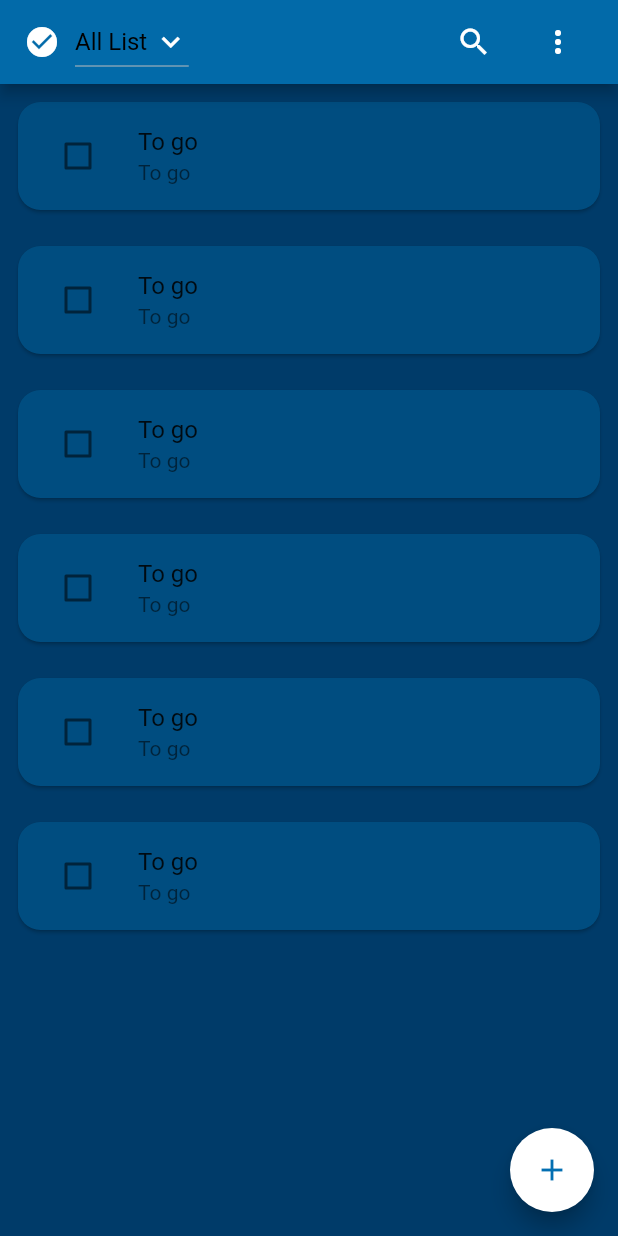
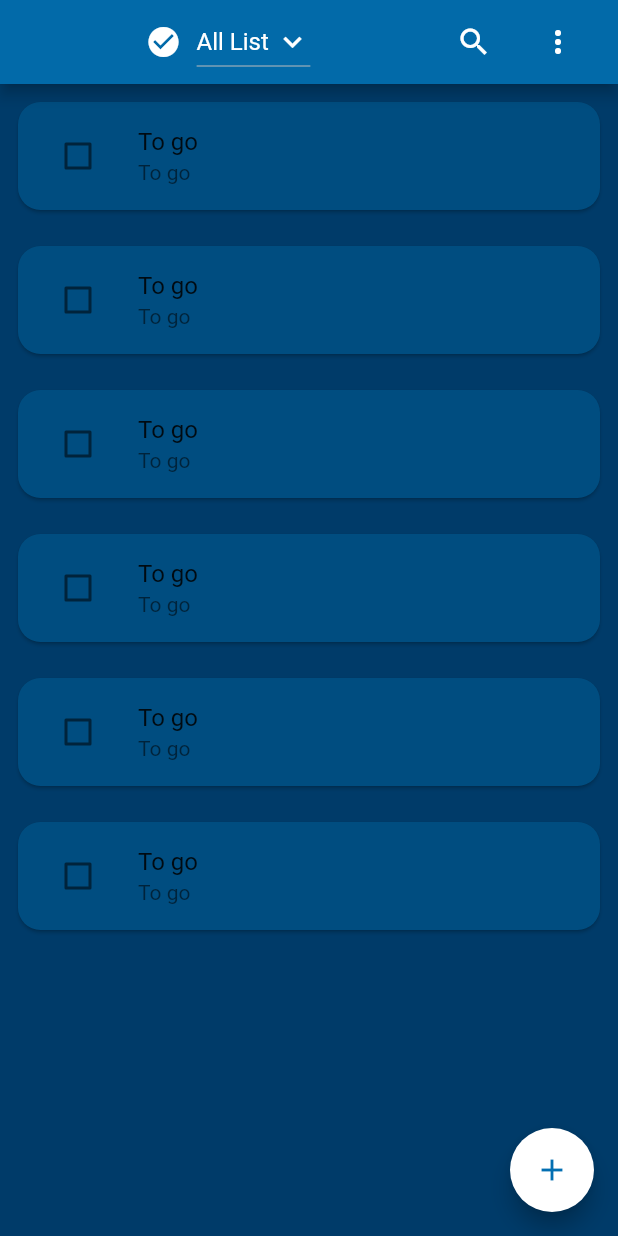
Before and after one commit to MFY2000/Jawan-Pakistan_Mobile-Hybrid-App-Dev-Using-Flutter_, a Flutter app: the screen it shows after launch, on a phone screen of 412 x 824 dp. Run offline on Flutter 3.47's test engine with Material 2 defaults, Android fonts, the phone set to English and light mode, and no system bars; our stand-ins replace font_awesome_flutter.

Commit message:
MFY auto commit at 07/11/2021 10:00:57

```diff
--- a/Tasks/Task09 (Todo App)/todo_app_1/lib/Custom/listType.dart
+++ b/Tasks/Task09 (Todo App)/todo_app_1/lib/Custom/listType.dart
@@ -19,6 +19,7 @@ class _listTypeState extends State<listType> {
   @override
   Widget build(BuildContext context) {
     return Row(
+      mainAxisAlignment: MainAxisAlignment.center,
       children: [
         Icon(
           iconList[dropdownValue],
@@ -30,16 +31,16 @@ class _listTypeState extends State<listType> {
         ),
         DropdownButton<String>(
           value: "All List",
+          style: const TextStyle(
+            color: Colors.white,
+            fontSize: 16
+          ),
           icon: const Icon(
             Icons.keyboard_arrow_down,
             color: Colors.white,
           ),
           iconSize: 24,
-          elevation: 16,
-          style: const TextStyle(
-            color: Colors.white,
-            fontSize: 16
-          ),
+
           onChanged: (newValue) {
             setState(() {
               switch (newValue) {
@@ -56,13 +57,14 @@ class _listTypeState extends State<listType> {
               }
             });
           },
+
           items: <String>['All List', 'Missed', 'Done']
               .map<DropdownMenuItem<String>>((String value) {
             return DropdownMenuItem<String>(
               value: value,
               child: Text(
                 value,
-                style: const TextStyle(color: Colors.black),
+                style: const TextStyle(color: Colors.white,),
               ),
             );
           }).toList(),
```
